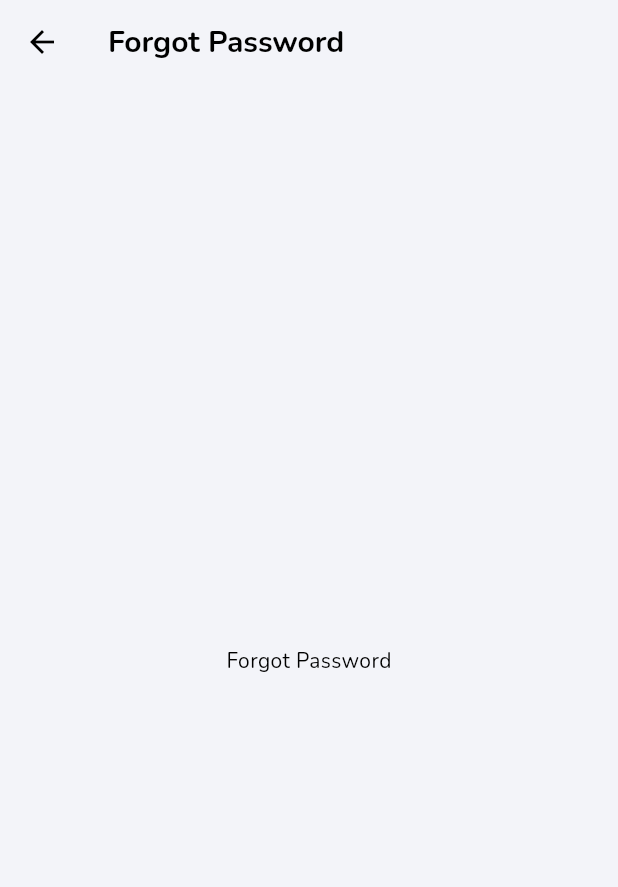
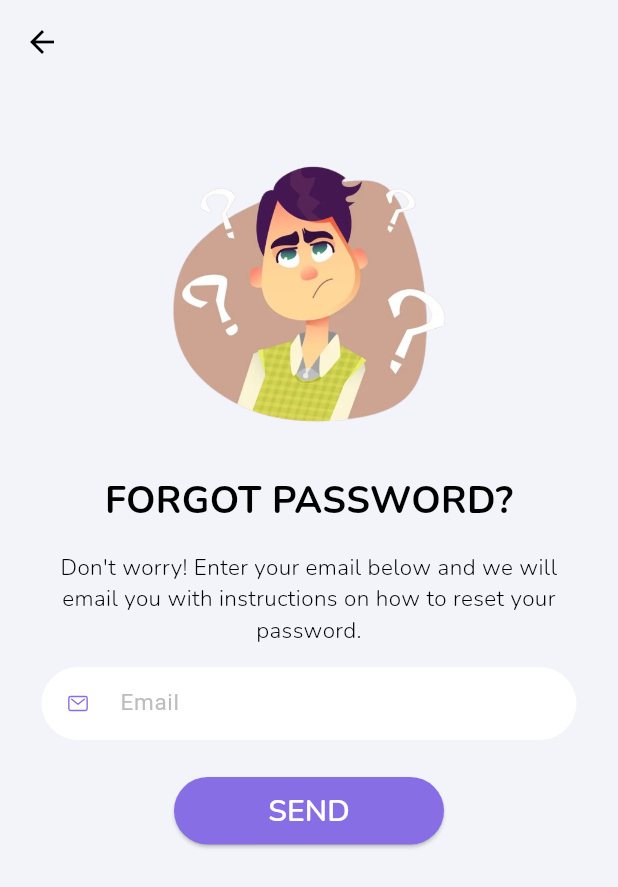
Before and after one commit to Tuanpluss02/HiCoder, a Flutter app: the ForgotPasswordPage screen opened directly, on a phone screen of 412 x 824 dp. Shown: the top 887 px of the screen. Run offline on Flutter 3.47's test engine with Material 3 defaults, Android fonts, the phone set to English and light mode, and no system bars; our stand-ins replace awesome_dialog, cached_network_image, dio, flutter_spinkit, google_fonts, image_picker and 6 more; missing offline and left inert: date_picker_plus, dio_smart_retry; accounts and stored records are empty.

Commit message:
(refactor) Update forgot_password.dart to add password recovery functionality

```diff
--- a/lib/auth/forgot_password/forgot_password.dart
+++ b/lib/auth/forgot_password/forgot_password.dart
@@ -1,17 +1,126 @@
+import 'package:awesome_dialog/awesome_dialog.dart';
 import 'package:flutter/material.dart';
+import 'package:hicoder/components/text_form_builder.dart';
+import 'package:hicoder/services/auth_service.dart';
+import 'package:hicoder/widgets/snack_bar.dart';
+import 'package:ionicons/ionicons.dart';
+
+import '../../utils/validation.dart';
 
 class ForgotPasswordPage extends StatelessWidget {
   const ForgotPasswordPage({super.key});
 
   @override
   Widget build(BuildContext context) {
+    TextEditingController emailController = TextEditingController();
+    final GlobalKey<FormState> formKey = GlobalKey();
+
     return Scaffold(
-      appBar: AppBar(
-        title: const Text('Forgot Password'),
-      ),
-      body: const Center(
-        child: Text('Forgot Password'),
-      ),
+      resizeToAvoidBottomInset: false,
+      appBar: AppBar(),
+      body: Center(
+          child: Padding(
+        padding: const EdgeInsets.symmetric(horizontal: 20.0, vertical: 40.0),
+        child: Column(
+          mainAxisAlignment: MainAxisAlignment.start,
+          crossAxisAlignment: CrossAxisAlignment.center,
+          children: [
+            const SizedBox(
+                height: 200.0,
+                width: 200,
+                child: Image(image: AssetImage('assets/images/forgot.png'))),
+            const SizedBox(height: 20.0),
+            const Text(
+              'FORGOT PASSWORD?',
+              style: TextStyle(
+                fontSize: 25.0,
+                fontWeight: FontWeight.bold,
+              ),
+            ),
+            const SizedBox(height: 15.0),
+            const Text(
+              'Don\'t worry! Enter your email below and we will email you with instructions on how to reset your password.',
+              textAlign: TextAlign.center,
+              style: TextStyle(
+                fontSize: 15.0,
+                fontWeight: FontWeight.w300,
+              ),
+            ),
+            const SizedBox(height: 15.0),
+            Form(
+              key: formKey,
+              child: TextFormBuilder(
+                  controller: emailController,
+                  prefix: Ionicons.mail_outline,
+                  hintText: "Email",
+                  textInputAction: TextInputAction.next,
+                  validateFunction: Validations.validateEmail,
+                  onSaved: (String val) {
+                    emailController.text = val;
+                  },
+                  submitAction: () => {}),
+            ),
+            const SizedBox(height: 20.0),
+            SizedBox(
+              height: 45.0,
+              width: 180.0,
+              child: ElevatedButton(
+                style: ButtonStyle(
+                  shape: MaterialStateProperty.all<RoundedRectangleBorder>(
+                    RoundedRectangleBorder(
+                      borderRadius: BorderRadius.circular(40.0),
+                    ),
+                  ),
+                  backgroundColor: MaterialStateProperty.all<Color>(
+                      Theme.of(context).colorScheme.secondary),
+                ),
+                child: const Text(
+                  'SEND',
+                  style: TextStyle(
+                    color: Colors.white,
+                    fontSize: 20.0,
+                    fontWeight: FontWeight.w600,
+                  ),
+                ),
+                onPressed: () =>
+                    sendMail(emailController.text, formKey, context),
+              ),
+            ),
+          ],
+        ),
+      )),
     );
   }
+
+  sendMail(String email, GlobalKey<FormState> formKey, BuildContext context) {
+    if (!formKey.currentState!.validate()) {
+      showInSnackBar(
+          "Please fix the errors in red before submitting.", context);
+      return;
+    }
+    try {
+      AuthService().forgotPassword(email: email);
+      AwesomeDialog(
+        context: context,
+        dialogType: DialogType.success,
+        animType: AnimType.scale,
+        title: 'Success',
+        desc: 'Password reset instructions sent to your email.',
+        btnOkOnPress: () {
+          Navigator.pop(context);
+        },
+      ).show();
+    } on Exception catch (e) {
+      AwesomeDialog(
+        context: context,
+        dialogType: DialogType.error,
+        animType: AnimType.scale,
+        title: 'Error',
+        desc: e.toString(),
+        btnOkOnPress: () {
+          Navigator.pop(context);
+        },
+      ).show();
+    }
+  }
 }
```
Also changed, not shown: assets/images/forgot.png (added).
